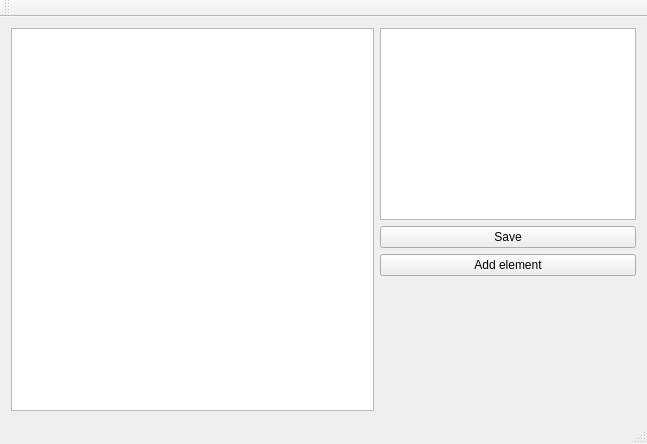
The window that src/smp/smp-gui/mainwindow.ui (create-misch/dtv) describes before a commit, drawn with Qt 5.
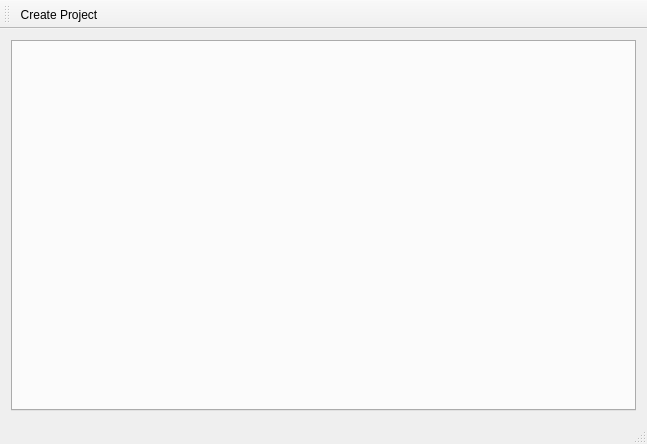
The same window after the commit.

Commit message: Create main window. Add function create project

```diff
--- a/src/smp/smp-gui/mainwindow.ui
+++ b/src/smp/smp-gui/mainwindow.ui
@@ -13,48 +13,20 @@
   <property name="windowTitle">
    <string>MainWindow</string>
   </property>
+  <property name="toolButtonStyle">
+   <enum>Qt::ToolButtonTextOnly</enum>
+  </property>
   <widget class="QWidget" name="centralWidget">
-   <layout class="QHBoxLayout" name="horizontalLayout" stretch="1,0">
+   <layout class="QVBoxLayout" name="verticalLayout">
     <item>
-     <widget class="QTreeView" name="treeView"/>
-    </item>
-    <item>
-     <layout class="QVBoxLayout" name="verticalLayout">
-      <item>
-       <widget class="QTextBrowser" name="textBrowser">
-        <property name="readOnly">
-         <bool>false</bool>
-        </property>
-       </widget>
-      </item>
-      <item>
-       <widget class="QPushButton" name="pushButton_SaveDescription">
-        <property name="text">
-         <string>Save</string>
-        </property>
-       </widget>
-      </item>
-      <item>
-       <widget class="QPushButton" name="pushButton_addChildren">
-        <property name="text">
-         <string>Add element</string>
-        </property>
-       </widget>
-      </item>
-      <item>
-       <spacer name="verticalSpacer">
-        <property name="orientation">
-         <enum>Qt::Vertical</enum>
-        </property>
-        <property name="sizeHint" stdset="0">
-         <size>
-          <width>20</width>
-          <height>40</height>
-         </size>
-        </property>
-       </spacer>
-      </item>
-     </layout>
+     <widget class="QTabWidget" name="tabWidget">
+      <property name="currentIndex">
+       <number>-1</number>
+      </property>
+      <property name="tabsClosable">
+       <bool>true</bool>
+      </property>
+     </widget>
     </item>
    </layout>
   </widget>
@@ -68,15 +40,24 @@
     </rect>
    </property>
   </widget>
-  <widget class="QToolBar" name="mainToolBar">
+  <widget class="QStatusBar" name="statusBar"/>
+  <widget class="QToolBar" name="toolBar">
+   <property name="windowTitle">
+    <string>toolBar</string>
+   </property>
    <attribute name="toolBarArea">
     <enum>TopToolBarArea</enum>
    </attribute>
    <attribute name="toolBarBreak">
     <bool>false</bool>
    </attribute>
+   <addaction name="actionCreate_Project"/>
   </widget>
-  <widget class="QStatusBar" name="statusBar"/>
+  <action name="actionCreate_Project">
+   <property name="text">
+    <string>Create Project</string>
+   </property>
+  </action>
  </widget>
  <layoutdefault spacing="6" margin="11"/>
  <resources/>
```
Left out of the diff: 3 changed lines with no effect on the pictures. The commit also changes 14 other files.
